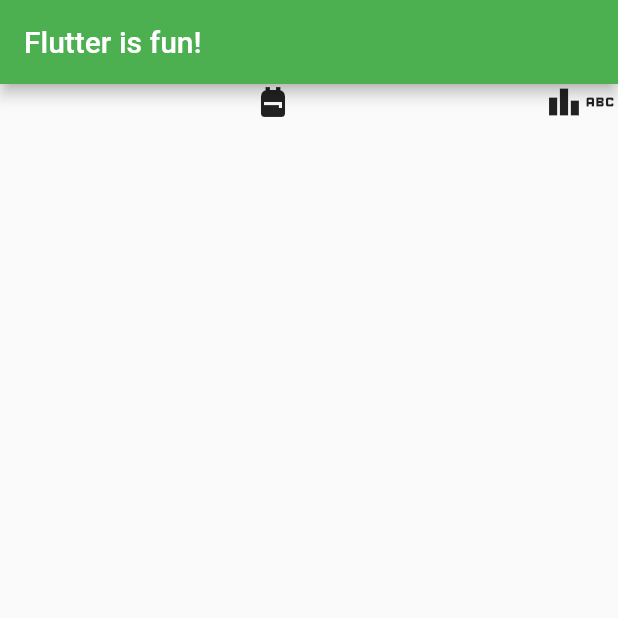
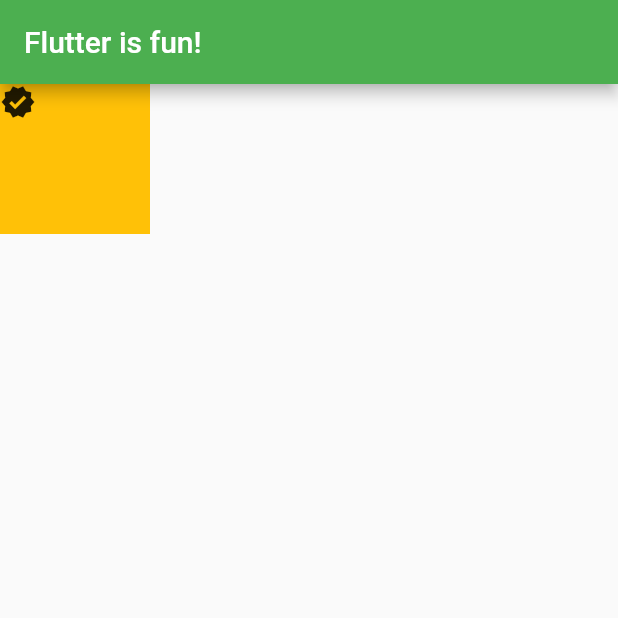
Before and after one commit to gTambo/flutter-starter, a Flutter app: the screen it shows after launch, on a phone screen of 412 x 824 dp, the top half of it. Run offline on Flutter 3.47's test engine with Material 2 defaults, Android fonts, the phone set to English and light mode, and no system bars.

Commit message:
stack example

```diff
--- a/lib/main.dart
+++ b/lib/main.dart
@@ -1,7 +1,7 @@
 import 'package:flutter/material.dart';
 
 void main() {
-  runApp( MyApp() );
+  runApp(MyApp());
 }
 
 class MyApp extends StatelessWidget {
@@ -14,20 +14,18 @@ class MyApp extends StatelessWidget {
         appBar: AppBar(
           backgroundColor: Colors.green,
           title: const Text('Flutter is fun!'),
-          ),
-        body: Row(
-              mainAxisAlignment: MainAxisAlignment.spaceEvenly,
-              crossAxisAlignment: CrossAxisAlignment.end,
-              children: const [
-                Expanded(
-                  flex: 4,
-                  child: Icon(Icons.backpack),
-                ),
-                Icon(Icons.leaderboard),
-                Icon(Icons.abc),
-              ],
+        ),
+        body: Stack(
+          children: [
+            Container(
+              color: Colors.amber,
+              width: 100,
+              height: 100,
             ),
+            const Icon(Icons.verified)
+          ],
         ),
-      );
+      ),
+    );
   }
 }
```
